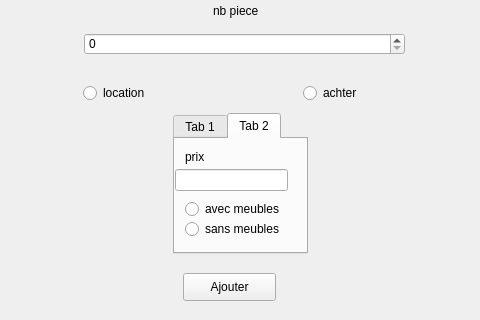
This is core/GUI/interface.ui in LixNew2/Grimmo as Qt 5 draws it before an edit; both pictures show x 397 to 877 and y 407 to 727 of the 1287 by 727 pixel window. The edited form follows.
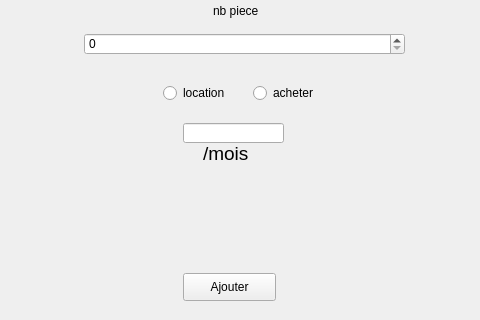
This is the edited form. The open tabs and pages were chosen to show the change.

```diff
--- a/core/GUI/interface.ui
+++ b/core/GUI/interface.ui
@@ -280,7 +280,7 @@
      <widget class="QRadioButton" name="location_add_bien_btnradio">
       <property name="geometry">
        <rect>
-        <x>480</x>
+        <x>560</x>
         <y>490</y>
         <width>95</width>
         <height>20</height>
@@ -293,111 +293,16 @@
      <widget class="QRadioButton" name="acheter_add_bien_btnradio">
       <property name="geometry">
        <rect>
-        <x>700</x>
+        <x>650</x>
         <y>490</y>
         <width>95</width>
         <height>20</height>
        </rect>
       </property>
       <property name="text">
-       <string>achter</string>
+       <string>acheter</string>
       </property>
      </widget>
-     <widget class="QTabWidget" name="tabWidget">
-      <property name="geometry">
-       <rect>
-        <x>570</x>
-        <y>520</y>
-        <width>135</width>
-        <height>141</height>
-       </rect>
-      </property>
-      <property name="currentIndex">
-       <number>1</number>
-      </property>
-      <widget class="QWidget" name="acheter">
-       <attribute name="title">
-        <string>Tab 1</string>
-       </attribute>
-       <widget class="QLineEdit" name="prix_achtable_add_bien">
-        <property name="geometry">
-         <rect>
-          <x>0</x>
-          <y>30</y>
-          <width>113</width>
-          <height>22</height>
-         </rect>
-        </property>
-       </widget>
-       <widget class="QLabel" name="label_3">
-        <property name="geometry">
-         <rect>
-          <x>10</x>
-          <y>0</y>
-          <width>55</width>
-          <height>16</height>
-         </rect>
-        </property>
-        <property name="text">
-         <string>prix</string>
-        </property>
-       </widget>
-      </widget>
-      <widget class="QWidget" name="location">
-       <attribute name="title">
-        <string>Tab 2</string>
-       </attribute>
-       <widget class="QLabel" name="label_10">
-        <property name="geometry">
-         <rect>
-          <x>10</x>
-          <y>10</y>
-          <width>55</width>
-          <height>16</height>
-         </rect>
-        </property>
-        <property name="text">
-         <string>prix</string>
-        </property>
-       </widget>
-       <widget class="QLineEdit" name="prix_loc_add_bien">
-        <property name="geometry">
-         <rect>
-          <x>0</x>
-          <y>30</y>
-          <width>113</width>
-          <height>22</height>
-         </rect>
-        </property>
-       </widget>
-       <widget class="QRadioButton" name="avec_meuble_add_bien_btnradio">
-        <property name="geometry">
-         <rect>
-          <x>10</x>
-          <y>60</y>
-          <width>95</width>
-          <height>20</height>
-         </rect>
-        </property>
-        <property name="text">
-         <string>avec meubles</string>
-        </property>
-       </widget>
-       <widget class="QRadioButton" name="sans_meuble_add_bien_btnradio">
-        <property name="geometry">
-         <rect>
-          <x>10</x>
-          <y>80</y>
-          <width>95</width>
-          <height>20</height>
-         </rect>
-        </property>
-        <property name="text">
-         <string>sans meubles</string>
-        </property>
-       </widget>
-      </widget>
-     </widget>
      <widget class="QComboBox" name="add_type_add_bien">
       <property name="geometry">
        <rect>
@@ -434,6 +339,34 @@
        <string>Ajouter</string>
       </property>
      </widget>
+     <widget class="QLineEdit" name="price_entry">
+      <property name="geometry">
+       <rect>
+        <x>580</x>
+        <y>530</y>
+        <width>101</width>
+        <height>20</height>
+       </rect>
+      </property>
+     </widget>
+     <widget class="QLabel" name="mois_label">
+      <property name="geometry">
+       <rect>
+        <x>600</x>
+        <y>550</y>
+        <width>51</width>
+        <height>21</height>
+       </rect>
+      </property>
+      <property name="font">
+       <font>
+        <pointsize>14</pointsize>
+       </font>
+      </property>
+      <property name="text">
+       <string>/mois</string>
+      </property>
+     </widget>
     </widget>
     <widget class="QWidget" name="agenda_2">
      <widget class="QWidget" name="horizontalLayoutWidget_6">
```
Left out of the diff: 2 changed lines with no effect on the pictures.
